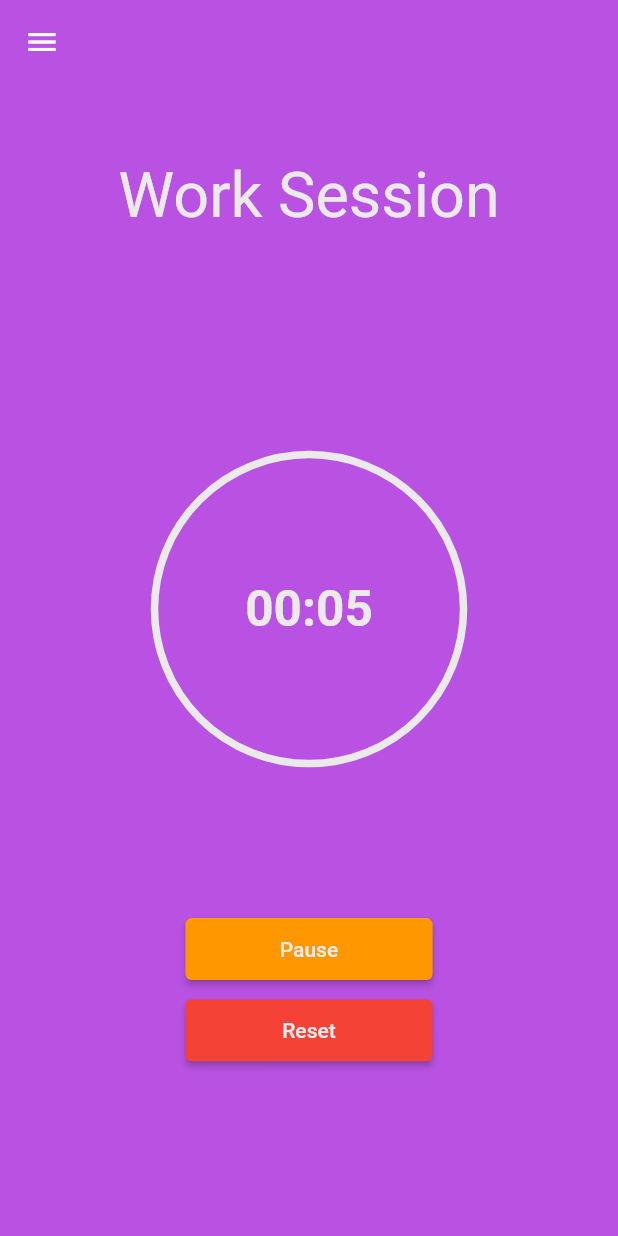
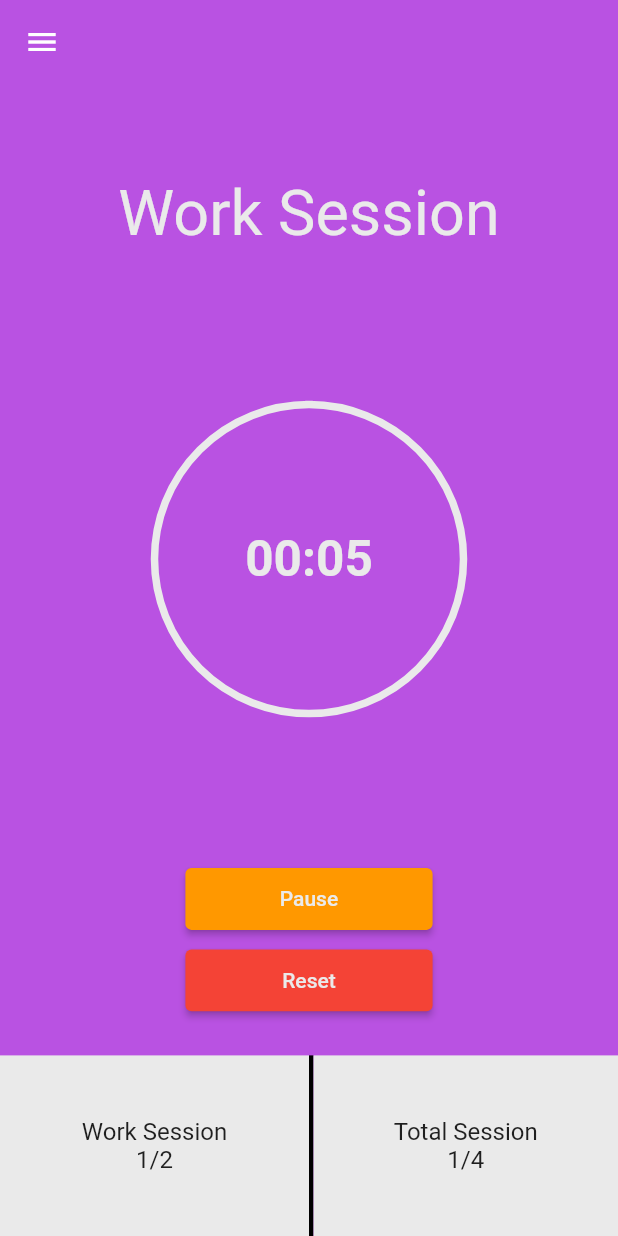
Before and after one commit to GDiamante/Pomodoro-Android, a Flutter app: the screen it shows after launch, after a tap on "Start", on a phone screen of 412 x 824 dp. Run offline on Flutter 3.47's test engine with Material 2 defaults, Android fonts, the phone set to English and light mode, and no system bars; drawn by our look-alikes of circular_countdown_timer; our stand-ins replace carousel_slider.

Commit message:
Add counter to bottom of timer.  Keep track of all time sessions

```diff
--- a/pomodoro/lib/customtimer.dart
+++ b/pomodoro/lib/customtimer.dart
@@ -1,3 +1,4 @@
+import 'package:flutter/cupertino.dart';
 import 'package:flutter/material.dart';
 import 'package:circular_countdown_timer/circular_countdown_timer.dart';
 import 'globalvars.dart' as globals;
@@ -16,17 +17,17 @@ class CustomTimer extends StatefulWidget {
 }
 
 class CustomTimerState extends State<CustomTimer> {
-  CountDownController _workController;
-  CountDownController _breakController;
   int _duration;
   bool isWorkSession;
   int timerNumber;
+  CountDownController _workController;
+  CountDownController _breakController;
 
   void initState() {
     super.initState();
-    _duration = globals.workDuration;
     isWorkSession = true;
     timerNumber = 1;
+    _duration = globals.workDuration;
     _workController = CountDownController();
     _breakController = CountDownController();
     CustomTimer.newTimer = true;
@@ -37,8 +38,10 @@ class CustomTimerState extends State<CustomTimer> {
     if (isWorkSession) {
       globals.shopCurrency += _duration;
     }
-    setState(() {
+    this.setState(() {
       timerNumber++;
+      globals.allTimeSessions++;
+      isWorkSession ? globals.allTimeWorkSessions++ : globals.allTimeBreakSessions++;
       isWorkSession = timerNumber % 2 == 1;
       widget.updateParent(isWorkSession);
 
@@ -51,90 +54,18 @@ class CustomTimerState extends State<CustomTimer> {
         _duration = globals.workDuration;
       }
     });
+    globals.writeFile();
   }
 
   @override
   Widget build(BuildContext context) {
-    return Scaffold(
-      backgroundColor: isWorkSession
-          ? HexColor.fromHex(globals.primaryColor)
-          : HexColor.fromHex(globals.secondaryColor),
-      body: Column(children: [
-        Row(mainAxisAlignment: MainAxisAlignment.center, children: [
-          //Title text
-          Padding(
-              padding: EdgeInsets.fromLTRB(
-                  0, MediaQuery.of(context).size.height * 0.17, 0, 0)),
-          Text(
-            isWorkSession ? "Work Session" : "Break Session",
-            textAlign: TextAlign.center,
-            textScaleFactor: 3,
-            style: TextStyle(color: HexColor.fromHex(globals.offWhiteColor)),
-          )
-        ]),
-        Row(mainAxisAlignment: MainAxisAlignment.center, children: [
-          //Timer Display
-          Visibility(visible: isWorkSession, child: _workTimer(_duration)),
-          Visibility(visible: !isWorkSession, child: _breakTimer(_duration))
-        ]),
-        CustomTimer.newTimer //Control Buttons change based on timer state
-            ? _button(
-                title: "Start",
-                onPressed: () => {
-                      setState(() {
-                        CustomTimer.timerRunning = true;
-                      }),
-                      setState(() {
-                        CustomTimer.newTimer = false;
-                      }),
-                      isWorkSession
-                          ? _workController.start()
-                          : _breakController.start()
-                    })
-            : CustomTimer.timerRunning
-                ? _button(
-                    title: "Pause",
-                    onPressed: () => {
-                          setState(() {
-                            CustomTimer.timerRunning = false;
-                          }),
-                          isWorkSession
-                              ? _workController.pause()
-                              : _breakController.pause()
-                        })
-                : _button(
-                    title: "Resume",
-                    onPressed: () => {
-                          setState(() {
-                            CustomTimer.timerRunning = true;
-                          }),
-                          isWorkSession
-                              ? _workController.resume()
-                              : _breakController.resume()
-                        }),
-        _button(
-            title: "Reset",
-            onPressed: () => {
-                  setState(() {
-                    CustomTimer.timerRunning = !CustomTimer.timerRunning;
-                    CustomTimer.newTimer = true;
-                  }),
-                  isWorkSession
-                      ? _workController.start()
-                      : _breakController.start(),
-                  isWorkSession
-                      ? _workController.pause()
-                      : _breakController.pause(),
-                }),
-      ]),
-    );
-  }
+    _duration = globals.workDuration;
 
     //Need two timers to to ensure state updates
     CircularCountDownTimer _workTimer(int workLength) {
-    return CircularCountDownTimer(
+      return new CircularCountDownTimer(
         // Countdown duration in Seconds.
-      duration: workLength,
+        duration: _duration,
 
         // Countdown initial elapsed Duration in Seconds.
         initialDuration: 0,
@@ -205,7 +136,7 @@ class CustomTimerState extends State<CustomTimer> {
     }
 
     CircularCountDownTimer _breakTimer(int breakLength) {
-    return CircularCountDownTimer(
+      return new CircularCountDownTimer(
         // Countdown duration in Seconds.
         duration: breakLength,
 
@@ -304,4 +235,122 @@ class CustomTimerState extends State<CustomTimer> {
                 ),
               )));
     }
+
+    return Scaffold(
+      backgroundColor: isWorkSession
+          ? HexColor.fromHex(globals.primaryColor)
+          : HexColor.fromHex(globals.secondaryColor),
+      body: Column(mainAxisAlignment: MainAxisAlignment.end, children: [
+        Row(mainAxisAlignment: MainAxisAlignment.center, children: [
+          Text(
+            isWorkSession ? "Work Session" : "Break Session", //Title Text
+            textAlign: TextAlign.center,
+            textScaleFactor: 3,
+            style: TextStyle(color: HexColor.fromHex(globals.offWhiteColor)),
+          )
+        ]),
+        Row(mainAxisAlignment: MainAxisAlignment.center, children: [
+          //Timer Display
+          Visibility(visible: isWorkSession, child: _workTimer(_duration)),
+          Visibility(visible: !isWorkSession, child: _breakTimer(_duration))
+        ]),
+        CustomTimer.newTimer //Control Buttons change based on timer state
+            ? _button(
+                title: "Start",
+                onPressed: () => {
+                      setState(() {
+                        CustomTimer.timerRunning = true;
+                      }),
+                      setState(() {
+                        CustomTimer.newTimer = false;
+                      }),
+                      isWorkSession
+                          ? _workController.start()
+                          : _breakController.start()
+                    })
+            : CustomTimer.timerRunning
+                ? _button(
+                    title: "Pause",
+                    onPressed: () => {
+                          setState(() {
+                            CustomTimer.timerRunning = false;
+                          }),
+                          isWorkSession
+                              ? _workController.pause()
+                              : _breakController.pause()
+                        })
+                : _button(
+                    title: "Resume",
+                    onPressed: () => {
+                          setState(() {
+                            CustomTimer.timerRunning = true;
+                          }),
+                          isWorkSession
+                              ? _workController.resume()
+                              : _breakController.resume()
+                        }),
+        _button(
+            title: "Reset",
+            onPressed: () => {
+                  setState(() {
+                    CustomTimer.timerRunning = !CustomTimer.timerRunning;
+                    CustomTimer.newTimer = true;
+                  }),
+                  isWorkSession
+                      ? _workController.start()
+                      : _breakController.start(),
+                  isWorkSession
+                      ? _workController.pause()
+                      : _breakController.pause(),
+                }),
+        Align(
+            alignment: Alignment.bottomCenter,
+            child: Container(
+                margin: EdgeInsets.only(
+                    top: MediaQuery.of(context).size.height * 0.02),
+                child: IntrinsicHeight(
+                    child: Row(
+                  children: [
+                    Column(children: [
+                      Container(
+                          color: HexColor.fromHex(globals.offWhiteColor),
+                          padding: EdgeInsets.only(
+                              top: MediaQuery.of(context).size.height * 0.05,
+                              bottom:
+                                  MediaQuery.of(context).size.height * 0.05),
+                          width: MediaQuery.of(context).size.width / 2,
+                          child: Text(
+                              "Work Session\n" +
+                                  // ((timerNumber % (globals.roundsPerSession * 2))/2).ceil()
+                                  ((((timerNumber - 1) % (globals.roundsPerSession * 2)) + 1)/2).ceil()
+                                      .toString() +
+                                  "/" +
+                                  globals.roundsPerSession.toString(),
+                              textAlign: TextAlign.center,
+                              style: TextStyle(fontSize: 16)))
+                    ]),
+                    VerticalDivider(
+                        thickness: 3, width: 3, color: Colors.black),
+                    Column(children: [
+                      Container(
+                          color: HexColor.fromHex(globals.offWhiteColor),
+                          padding: EdgeInsets.only(
+                              top: MediaQuery.of(context).size.height * 0.05,
+                              bottom:
+                                  MediaQuery.of(context).size.height * 0.05),
+                          width: MediaQuery.of(context).size.width / 2 - 3,
+                          child: Text(
+                              "Total Session\n" +
+                                  (((timerNumber - 1) % (globals.roundsPerSession * 2)) + 1)
+                                      .toString() +
+                                  "/" +
+                                  (globals.roundsPerSession * 2).toString(),
+                              textAlign: TextAlign.center,
+                              style: TextStyle(fontSize: 16)))
+                    ])
+                  ],
+                ))))
+      ]),
+    );
   }
+}
--- a/pomodoro/lib/globalvars.dart
+++ b/pomodoro/lib/globalvars.dart
@@ -18,11 +18,15 @@ bool bannerNotifications = true;
 bool lockNotifications = true;
 bool centerNotifications = true;
 
-//Timer Settings
+//Timer Values
 int workDuration = 5;
 int breakDuration = 3;
 int longBreakDuration = 8;
 int roundsPerSession = 2; //Number of work sessions before long break
+int allTimeSessions = 0;
+int allTimeWorkSessions = 0;
+int allTimeBreakSessions = 0;
+
 
 // Misc Settings
 bool soundEffects = true;
@@ -127,6 +131,9 @@ String encodeSettings() {
       + ',\"breakDuration\": ' + jsonEncode(breakDuration)
       + ',\"longBreakDuration\": ' + jsonEncode(longBreakDuration)
       + ',\"roundsPerSession\": ' + jsonEncode(roundsPerSession)
+      + ',\"allTimeSessions\": ' + jsonEncode(allTimeSessions)
+      + ',\"allTimeWorkSessions\": ' + jsonEncode(allTimeWorkSessions)
+      + ',\"allTimeBreakSessions\": ' + jsonEncode(allTimeBreakSessions)
       + ',\"soundEffects\": ' + jsonEncode(soundEffects)
       + ',\"preventScreenLock\": ' + jsonEncode(preventScreenLock)
       + ',\"vibrateOnSilent\": ' + jsonEncode(vibrateOnSilent)
@@ -153,6 +160,9 @@ void updateGlobals(Map<String, dynamic> input) {
   breakDuration = input["breakDuration"];
   longBreakDuration = input["longBreakDuration"];
   roundsPerSession = input["roundsPerSession"];
+  input["allTimeSessions"] != null ? allTimeSessions = input["allTimeSessions"] : allTimeSessions = 0;
+  input["allTimeWorkSessions"] != null ? allTimeWorkSessions = input["allTimeWorkSessions"] : allTimeWorkSessions = 0;
+  input["allTimeBreakSessions"] != null ? allTimeBreakSessions = input["allTimeBreakSessions"] : allTimeBreakSessions = 0;
   soundEffects = input["soundEffects"];
   preventScreenLock = input["preventScreenLock"];
   vibrateOnSilent = input["vibrateOnSilent"];
```
Lines whose indentation alone changed are shown as unchanged.
